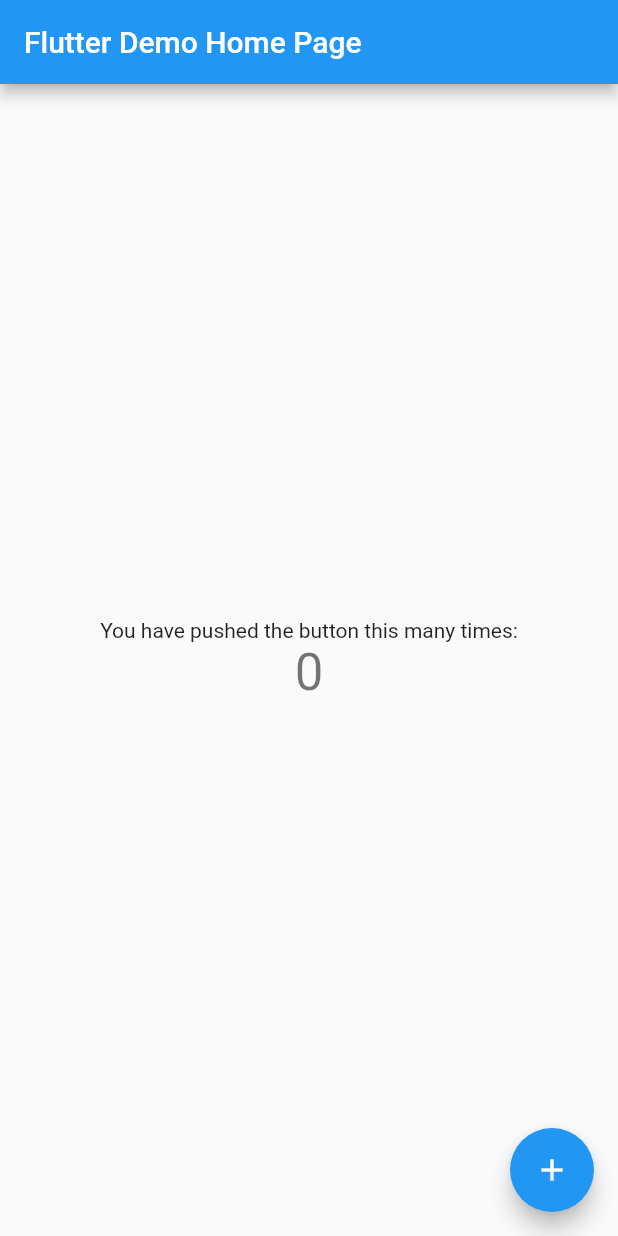
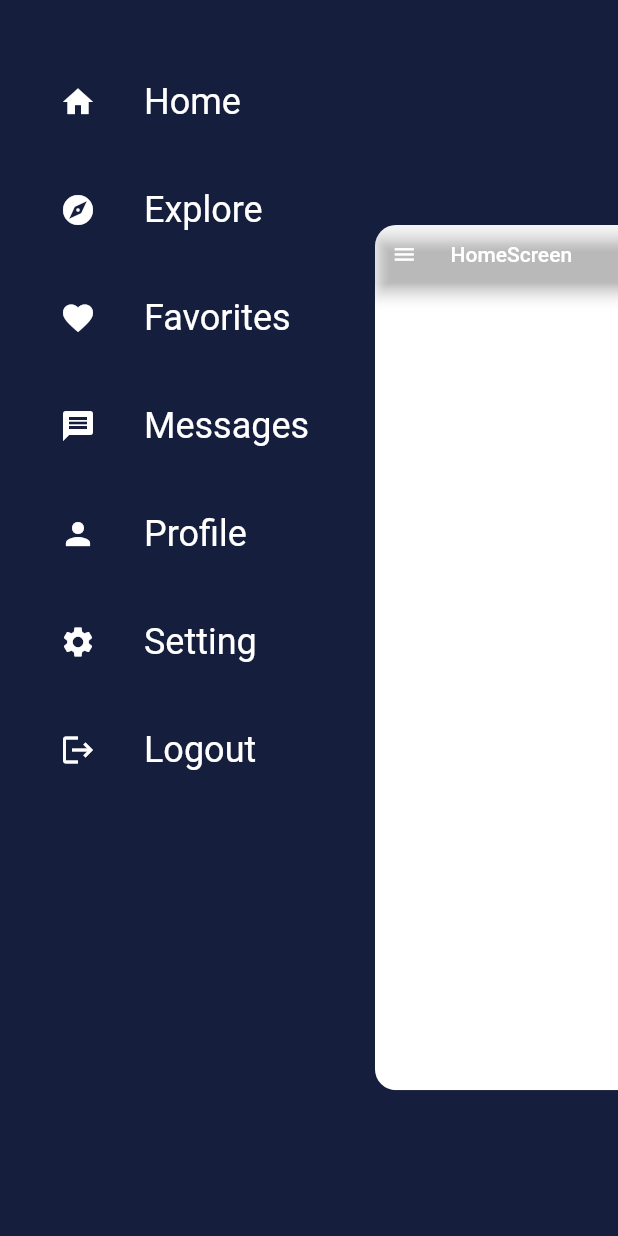
Before and after one commit to seiyu-nico/flutter-drawer, a Flutter app: the screen it shows after launch, on a phone screen of 412 x 824 dp. Run offline on Flutter 3.47's test engine with Material 2 defaults, Android fonts, the phone set to English and light mode, and no system bars.

Commit message:
drawer作成

```diff
--- /dev/null
+++ b/lib/components/drawer_component.dart
@@ -0,0 +1,40 @@
+// Flutter imports:
+import 'package:flutter/material.dart';
+
+// Project imports:
+import 'package:flutter_drawer/data/drawer_items.dart';
+import 'package:flutter_drawer/models/drawer_item.dart';
+
+class DrawerComponent extends StatelessWidget {
+  final ValueChanged<DrawerItem> onSelectedItem;
+  const DrawerComponent({super.key, required this.onSelectedItem});
+
+  @override
+  Widget build(BuildContext context) {
+    return Padding(
+      padding: const EdgeInsets.fromLTRB(16, 32, 16, 0),
+      child: SingleChildScrollView(
+        child: Column(children: [buildDrawerItems(context)]),
+      ),
+    );
+  }
+
+  Widget buildDrawerItems(BuildContext context) {
+    return Column(
+      children: DrawerItems.all
+          .map(
+            (DrawerItem item) => ListTile(
+              contentPadding:
+                  const EdgeInsets.symmetric(horizontal: 24, vertical: 8),
+              leading: Icon(item.icon, color: Colors.white),
+              title: Text(
+                item.title,
+                style: const TextStyle(color: Colors.white, fontSize: 24),
+              ),
+              onTap: () => onSelectedItem(item),
+            ),
+          )
+          .toList(),
+    );
+  }
+}
--- /dev/null
+++ b/lib/components/drawer_menu_component.dart
@@ -0,0 +1,16 @@
+// Flutter imports:
+import 'package:flutter/material.dart';
+
+class DrawerMenuComponent extends StatelessWidget {
+  final VoidCallback onClicked;
+  const DrawerMenuComponent({super.key, required this.onClicked});
+
+  @override
+  Widget build(BuildContext context) {
+    return IconButton(
+      onPressed: onClicked,
+      icon: const Icon(Icons.menu),
+      color: Colors.white,
+    );
+  }
+}
--- /dev/null
+++ b/lib/data/drawer_items.dart
@@ -0,0 +1,25 @@
+// Flutter imports:
+import 'package:flutter/material.dart';
+
+// Project imports:
+import 'package:flutter_drawer/models/drawer_item.dart';
+
+class DrawerItems {
+  static const home = DrawerItem(title: 'Home', icon: Icons.home);
+  static const explore = DrawerItem(title: 'Explore', icon: Icons.explore);
+  static const favorites = DrawerItem(title: 'Favorites', icon: Icons.favorite);
+  static const messages = DrawerItem(title: 'Messages', icon: Icons.message);
+  static const profile = DrawerItem(title: 'Profile', icon: Icons.person);
+  static const settings = DrawerItem(title: 'Setting', icon: Icons.settings);
+  static const logout = DrawerItem(title: 'Logout', icon: Icons.logout);
+
+  static final List<DrawerItem> all = [
+    home,
+    explore,
+    favorites,
+    messages,
+    profile,
+    settings,
+    logout,
+  ];
+}
--- a/lib/main.dart
+++ b/lib/main.dart
@@ -1,5 +1,16 @@
 // Flutter imports:
 import 'package:flutter/material.dart';
+
+// Project imports:
+import 'package:flutter_drawer/components/drawer_component.dart';
+import 'package:flutter_drawer/data/drawer_items.dart';
+import 'package:flutter_drawer/models/drawer_item.dart';
+import 'package:flutter_drawer/screens/explorer_screen.dart';
+import 'package:flutter_drawer/screens/favorites_screen.dart';
+import 'package:flutter_drawer/screens/home_screen.dart';
+import 'package:flutter_drawer/screens/messages_screen.dart';
+import 'package:flutter_drawer/screens/profile_screen.dart';
+import 'package:flutter_drawer/screens/settings_screen.dart';
 
 void main() {
   runApp(const MyApp());
@@ -12,57 +23,140 @@ class MyApp extends StatelessWidget {
   Widget build(BuildContext context) {
     return MaterialApp(
       title: 'Flutter Demo',
-      theme: ThemeData(
-        primarySwatch: Colors.blue,
-      ),
-      home: const MyHomePage(title: 'Flutter Demo Home Page'),
+      theme: ThemeData.dark().copyWith(
+          scaffoldBackgroundColor: Colors.white,
+          primaryColor: const Color.fromRGBO(21, 30, 61, 1)),
+      home: const Home(),
     );
   }
 }
 
-class MyHomePage extends StatefulWidget {
-  const MyHomePage({super.key, required this.title});
-
-  final String title;
+class Home extends StatefulWidget {
+  const Home({super.key});
 
   @override
-  State<MyHomePage> createState() => _MyHomePageState();
+  State<Home> createState() => _HomeState();
 }
 
-class _MyHomePageState extends State<MyHomePage> {
-  int _counter = 0;
+class _HomeState extends State<Home> {
+  late double xOffset;
+  late double yOffset;
+  late double scaleFactor;
+  late bool isDrawerOpen;
+  DrawerItem item = DrawerItems.home;
+  bool isDragging = false;
 
-  void _incrementCounter() {
+  @override
+  void initState() {
+    super.initState();
+    openDrawer();
+  }
+
+  void openDrawer() {
     setState(() {
-      _counter++;
+      xOffset = 250;
+      yOffset = 150;
+      scaleFactor = 0.7;
+      isDrawerOpen = true;
+    });
+  }
+
+  void closeDrawer() {
+    setState(() {
+      xOffset = 0;
+      yOffset = 0;
+      scaleFactor = 1;
+      isDrawerOpen = false;
     });
   }
 
   @override
   Widget build(BuildContext context) {
     return Scaffold(
-      appBar: AppBar(
-        title: Text(widget.title),
-      ),
-      body: Center(
-        child: Column(
-          mainAxisAlignment: MainAxisAlignment.center,
-          children: <Widget>[
-            const Text(
-              'You have pushed the button this many times:',
+      backgroundColor: Theme.of(context).primaryColor,
+      body: Stack(children: [buildDrawer(), buildPage()]),
+    );
+  }
+
+  Widget buildDrawer() => SafeArea(
+          child: SizedBox(
+        width: xOffset,
+        child: DrawerComponent(
+          onSelectedItem: (item) {
+            switch (item) {
+              case DrawerItems.logout:
+                ScaffoldMessenger.of(context)
+                    .showSnackBar(const SnackBar(content: Text('Logging Out')));
+                return;
+              default:
+                setState(() {
+                  this.item = item;
+                });
+                closeDrawer();
+            }
+          },
+        ),
+      ));
+
+  Widget buildPage() {
+    return WillPopScope(
+      onWillPop: () async {
+        if (isDrawerOpen) {
+          closeDrawer();
+          return false;
+        }
+        return true;
+      },
+      child: GestureDetector(
+        onTap: closeDrawer,
+        onHorizontalDragStart: (details) => isDragging = true,
+        onHorizontalDragUpdate: (details) {
+          if (!isDragging) return;
+          const delta = 1;
+          if (details.delta.dx > delta) {
+            openDrawer();
+          } else if (details.delta.dx < -delta) {
+            closeDrawer();
+          }
+          isDragging = false;
+        },
+        child: AnimatedContainer(
+          duration: const Duration(milliseconds: 250),
+          transform: Matrix4.translationValues(xOffset, yOffset, 0)
+            ..scale(scaleFactor),
+          child: AbsorbPointer(
+            absorbing: isDrawerOpen,
+            child: ClipRRect(
+              borderRadius: BorderRadius.circular(isDrawerOpen ? 20 : 0),
+              child: Container(
+                color: isDrawerOpen
+                    ? Colors.white12
+                    : Theme.of(context).primaryColor,
+                child: getDrawerPage(),
+              ),
             ),
-            Text(
-              '$_counter',
-              style: Theme.of(context).textTheme.headlineMedium,
-            ),
-          ],
+          ),
         ),
-      ),
-      floatingActionButton: FloatingActionButton(
-        onPressed: _incrementCounter,
-        tooltip: 'Increment',
-        child: const Icon(Icons.add),
       ),
     );
   }
+
+  Widget getDrawerPage() {
+    switch (item) {
+      case DrawerItems.explore:
+        return ExplorerScreen(openDrawer: openDrawer);
+      case DrawerItems.favorites:
+        return FavoritesScreen(openDrawer: openDrawer);
+      case DrawerItems.messages:
+        return MessagesScreen(openDrawer: openDrawer);
+      case DrawerItems.profile:
+        return ProfileScreen(openDrawer: openDrawer);
+      case DrawerItems.settings:
+        return SettingsScreen(openDrawer: openDrawer);
+      case DrawerItems.logout:
+      case DrawerItems.home:
+      default:
+        return HomeScreen(openDrawer: openDrawer);
+    }
+  }
 }
--- /dev/null
+++ b/lib/models/drawer_item.dart
@@ -0,0 +1,12 @@
+// Flutter imports:
+import 'package:flutter/material.dart';
+
+class DrawerItem {
+  final String title;
+  final IconData icon;
+
+  const DrawerItem({
+    required this.title,
+    required this.icon,
+  });
+}
--- /dev/null
+++ b/lib/screens/home_screen.dart
@@ -0,0 +1,24 @@
+// Flutter imports:
+import 'package:flutter/material.dart';
+
+// Project imports:
+import 'package:flutter_drawer/components/drawer_menu_component.dart';
+
+class HomeScreen extends StatelessWidget {
+  final VoidCallback openDrawer;
+
+  const HomeScreen({super.key, required this.openDrawer});
+
+  @override
+  Widget build(BuildContext context) {
+    return Scaffold(
+      appBar: AppBar(
+        leading: DrawerMenuComponent(
+          onClicked: openDrawer,
+        ),
+        backgroundColor: Colors.transparent,
+        title: const Text('HomeScreen'),
+      ),
+    );
+  }
+}
```
Also changed, not shown: lib/screens/explorer_screen.dart (added, +24 -0 lines), lib/screens/favorites_screen.dart (added, +24 -0 lines), lib/screens/messages_screen.dart (added, +24 -0 lines), lib/screens/profile_screen.dart (added, +24 -0 lines), lib/screens/settings_screen.dart (added, +24 -0 lines).
